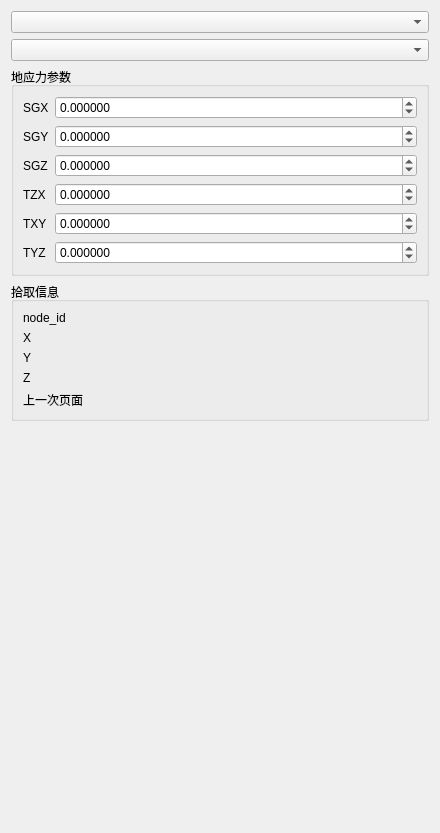
This is plugins/Base_PhysicalField/GeoStressPointPage.ui in asd977/base_cae as Qt 5 draws it before an edit. The edited form follows.
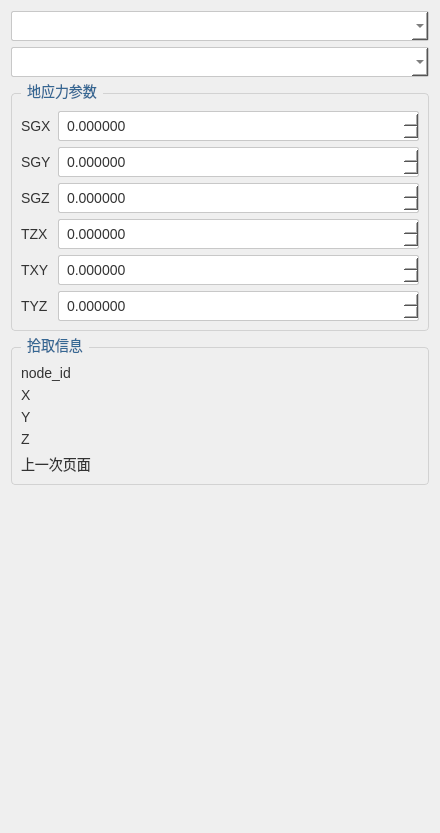
This is the edited form.

Commit message: style: unify BasePage ui styles for physical field pages

```diff
--- a/plugins/Base_PhysicalField/GeoStressPointPage.ui
+++ b/plugins/Base_PhysicalField/GeoStressPointPage.ui
@@ -13,6 +13,64 @@
   <property name="windowTitle">
    <string>GeoStressPointPage</string>
   </property>
+  <property name="styleSheet">
+   <string notr="true">QWidget {
+    font-family: &quot;Microsoft YaHei&quot;, &quot;微软雅黑&quot;;
+    font-size: 14px;
+    color: rgb(51, 51, 51);
+}
+QLabel {
+    color: rgb(51, 51, 51);
+}
+QLabel#pageNameLabel {
+    font-size: 20px;
+    color: rgb(53, 103, 147);
+    padding-left: 9px;
+}
+QPushButton {
+    background-color: rgb(224, 233, 244);
+    border: 1px solid rgb(169, 169, 169);
+    border-radius: 2px;
+    min-height: 30px;
+    padding: 0 10px;
+}
+QPushButton:hover {
+    background-color: rgb(210, 224, 241);
+}
+QPushButton:pressed {
+    background-color: rgb(196, 214, 234);
+}
+QPushButton#pushButton {
+    border-left: none;
+    border-right: none;
+    border-radius: 0;
+    text-align: left;
+    padding-left: 15px;
+    font-size: 17px;
+}
+QLineEdit, QComboBox, QSpinBox, QDoubleSpinBox, QDateTimeEdit {
+    border: 1px solid rgb(200, 200, 200);
+    border-radius: 2px;
+    min-height: 28px;
+    padding: 0 6px;
+    background: rgb(255, 255, 255);
+}
+QLineEdit:focus, QComboBox:focus, QSpinBox:focus, QDoubleSpinBox:focus, QDateTimeEdit:focus {
+    border: 1px solid rgb(100, 100, 255);
+}
+QGroupBox {
+    border: 1px solid rgb(210, 210, 210);
+    border-radius: 4px;
+    margin-top: 10px;
+    padding-top: 8px;
+}
+QGroupBox::title {
+    subcontrol-origin: margin;
+    left: 10px;
+    padding: 0 4px;
+    color: rgb(53, 103, 147);
+}</string>
+  </property>
   <layout class="QVBoxLayout" name="verticalLayout">
    <item>
     <widget class="QComboBox" name="comboBoxDim"/>
```
The commit also changes 10 other files.
